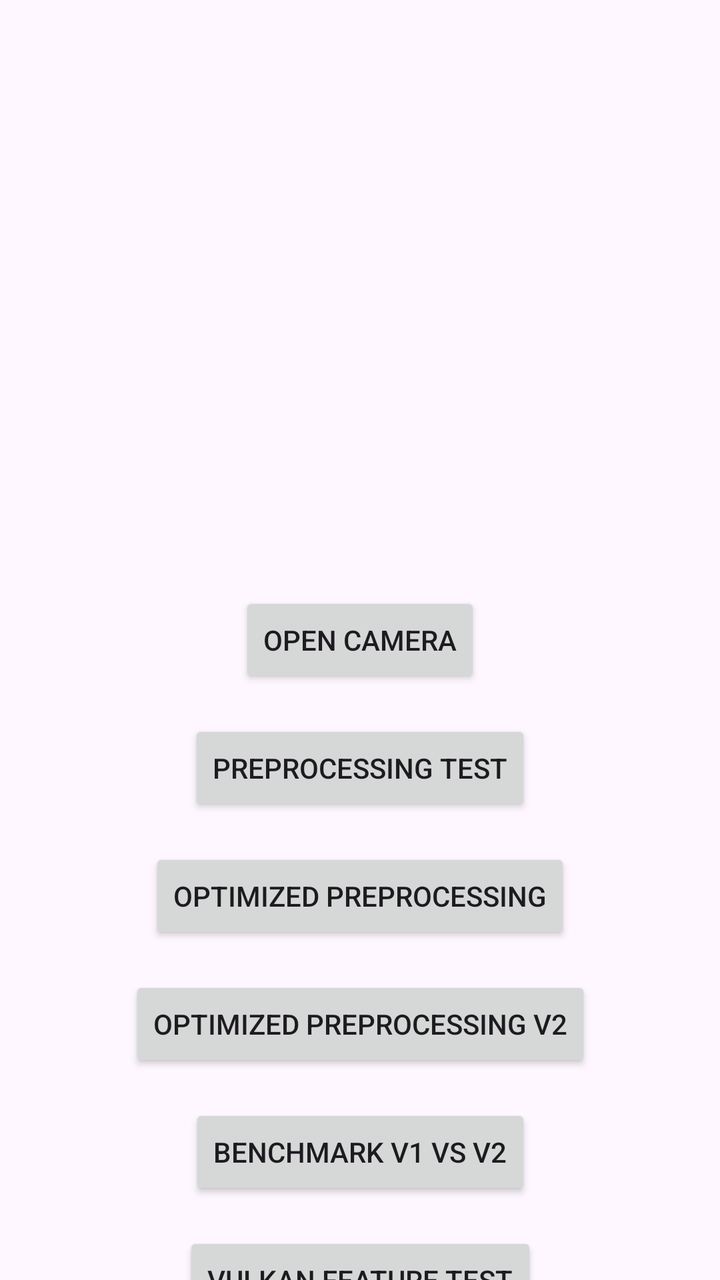
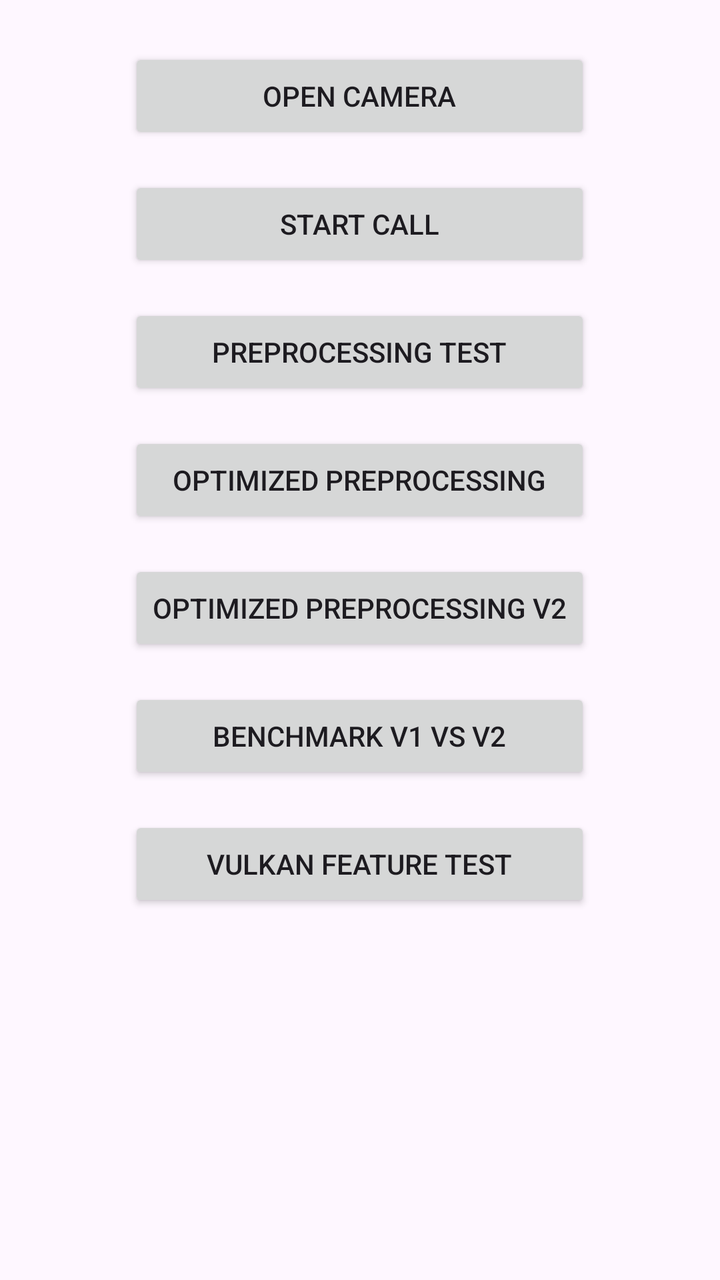

Screens rendered from an Android XML layout before and after an edit, with the pre-edit source and the edit as a unified diff.
<!-- AndroidManifest.xml: application theme Theme.CameraPipelineTest -->
<!-- res/layout/activity_main.xml -->
<?xml version="1.0" encoding="utf-8"?>
<androidx.constraintlayout.widget.ConstraintLayout xmlns:android="http://schemas.android.com/apk/res/android"
    xmlns:app="http://schemas.android.com/apk/res-auto"
    xmlns:tools="http://schemas.android.com/tools"
    android:id="@+id/main"
    android:layout_width="match_parent"
    android:layout_height="match_parent"
    tools:context=".MainActivity">

    <Button
        android:id="@+id/openCamera"
        android:layout_width="wrap_content"
        android:layout_height="wrap_content"
        android:text="Open Camera"
        app:layout_constraintBottom_toBottomOf="parent"
        app:layout_constraintEnd_toEndOf="parent"
        app:layout_constraintStart_toStartOf="parent"
        app:layout_constraintTop_toTopOf="parent" />

    <Button
        android:id="@+id/openPreprocessing"
        android:layout_width="wrap_content"
        android:layout_height="wrap_content"
        android:layout_marginTop="16dp"
        android:text="Preprocessing Test"
        app:layout_constraintEnd_toEndOf="parent"
        app:layout_constraintStart_toStartOf="parent"
        app:layout_constraintTop_toBottomOf="@id/openCamera" />

    <Button
        android:id="@+id/openOptimizedPreprocessing"
        android:layout_width="wrap_content"
        android:layout_height="wrap_content"
        android:layout_marginTop="16dp"
        android:text="Optimized Preprocessing"
        app:layout_constraintEnd_toEndOf="parent"
        app:layout_constraintStart_toStartOf="parent"
        app:layout_constraintTop_toBottomOf="@id/openPreprocessing" />

    <Button
        android:id="@+id/openOptimizedPreprocessing2"
        android:layout_width="wrap_content"
        android:layout_height="wrap_content"
        android:layout_marginTop="16dp"
        android:text="Optimized Preprocessing V2"
        app:layout_constraintEnd_toEndOf="parent"
        app:layout_constraintStart_toStartOf="parent"
        app:layout_constraintTop_toBottomOf="@id/openOptimizedPreprocessing" />

    <Button
        android:id="@+id/openPreprocessingBenchmark"
        android:layout_width="wrap_content"
        android:layout_height="wrap_content"
        android:layout_marginTop="16dp"
        android:text="Benchmark V1 vs V2"
        app:layout_constraintEnd_toEndOf="parent"
        app:layout_constraintStart_toStartOf="parent"
        app:layout_constraintTop_toBottomOf="@id/openOptimizedPreprocessing2" />

    <Button
        android:id="@+id/openVulkanFeatureTest"
        android:layout_width="wrap_content"
        android:layout_height="wrap_content"
        android:layout_marginTop="16dp"
        android:text="Vulkan Feature Test"
        app:layout_constraintEnd_toEndOf="parent"
        app:layout_constraintStart_toStartOf="parent"
        app:layout_constraintTop_toBottomOf="@id/openPreprocessingBenchmark" />
</androidx.constraintlayout.widget.ConstraintLayout>
<!-- resources referenced by this layout -->
<resources>
  <style name="Theme.CameraPipelineTest" parent="Base.Theme.CameraPipelineTest" />
  <style name="Base.Theme.CameraPipelineTest" parent="Theme.Material3.DayNight.NoActionBar">
          
          
      </style>
</resources>

<!-- the commit's change to res/layout/activity_main.xml (unified diff, before → after) -->
@@ -1,69 +1,64 @@
 <?xml version="1.0" encoding="utf-8"?>
-<androidx.constraintlayout.widget.ConstraintLayout xmlns:android="http://schemas.android.com/apk/res/android"
-    xmlns:app="http://schemas.android.com/apk/res-auto"
+<ScrollView xmlns:android="http://schemas.android.com/apk/res/android"
     xmlns:tools="http://schemas.android.com/tools"
     android:id="@+id/main"
     android:layout_width="match_parent"
     android:layout_height="match_parent"
     tools:context=".MainActivity">
 
-    <Button
-        android:id="@+id/openCamera"
+    <LinearLayout
         android:layout_width="wrap_content"
         android:layout_height="wrap_content"
-        android:text="Open Camera"
-        app:layout_constraintBottom_toBottomOf="parent"
-        app:layout_constraintEnd_toEndOf="parent"
-        app:layout_constraintStart_toStartOf="parent"
-        app:layout_constraintTop_toTopOf="parent" />
+        android:layout_gravity="center_horizontal"
+        android:orientation="vertical"
+        android:padding="24dp">
 
-    <Button
-        android:id="@+id/openPreprocessing"
-        android:layout_width="wrap_content"
-        android:layout_height="wrap_content"
-        android:layout_marginTop="16dp"
-        android:text="Preprocessing Test"
-        app:layout_constraintEnd_toEndOf="parent"
-        app:layout_constraintStart_toStartOf="parent"
-        app:layout_constraintTop_toBottomOf="@id/openCamera" />
+        <Button
+            android:id="@+id/openCamera"
+            android:layout_width="match_parent"
+            android:layout_height="wrap_content"
+            android:text="Open Camera" />
 
-    <Button
-        android:id="@+id/openOptimizedPreprocessing"
-        android:layout_width="wrap_content"
-        android:layout_height="wrap_content"
-        android:layout_marginTop="16dp"
-        android:text="Optimized Preprocessing"
-        app:layout_constraintEnd_toEndOf="parent"
-        app:layout_constraintStart_toStartOf="parent"
-        app:layout_constraintTop_toBottomOf="@id/openPreprocessing" />
+        <Button
+            android:id="@+id/startCall"
+            android:layout_width="match_parent"
+            android:layout_height="wrap_content"
+            android:layout_marginTop="16dp"
+            android:text="Start Call" />
 
-    <Button
-        android:id="@+id/openOptimizedPreprocessing2"
-        android:layout_width="wrap_content"
-        android:layout_height="wrap_content"
-        android:layout_marginTop="16dp"
-        android:text="Optimized Preprocessing V2"
-        app:layout_constraintEnd_toEndOf="parent"
-        app:layout_constraintStart_toStartOf="parent"
-        app:layout_constraintTop_toBottomOf="@id/openOptimizedPreprocessing" />
+        <Button
+            android:id="@+id/openPreprocessing"
+            android:layout_width="match_parent"
+            android:layout_height="wrap_content"
+            android:layout_marginTop="16dp"
+            android:text="Preprocessing Test" />
 
-    <Button
-        android:id="@+id/openPreprocessingBenchmark"
-        android:layout_width="wrap_content"
-        android:layout_height="wrap_content"
-        android:layout_marginTop="16dp"
-        android:text="Benchmark V1 vs V2"
-        app:layout_constraintEnd_toEndOf="parent"
-        app:layout_constraintStart_toStartOf="parent"
-        app:layout_constraintTop_toBottomOf="@id/openOptimizedPreprocessing2" />
+        <Button
+            android:id="@+id/openOptimizedPreprocessing"
+            android:layout_width="match_parent"
+            android:layout_height="wrap_content"
+            android:layout_marginTop="16dp"
+            android:text="Optimized Preprocessing" />
 
-    <Button
-        android:id="@+id/openVulkanFeatureTest"
-        android:layout_width="wrap_content"
-        android:layout_height="wrap_content"
-        android:layout_marginTop="16dp"
-        android:text="Vulkan Feature Test"
-        app:layout_constraintEnd_toEndOf="parent"
-        app:layout_constraintStart_toStartOf="parent"
-        app:layout_constraintTop_toBottomOf="@id/openPreprocessingBenchmark" />
-</androidx.constraintlayout.widget.ConstraintLayout>
+        <Button
+            android:id="@+id/openOptimizedPreprocessing2"
+            android:layout_width="match_parent"
+            android:layout_height="wrap_content"
+            android:layout_marginTop="16dp"
+            android:text="Optimized Preprocessing V2" />
+
+        <Button
+            android:id="@+id/openPreprocessingBenchmark"
+            android:layout_width="match_parent"
+            android:layout_height="wrap_content"
+            android:layout_marginTop="16dp"
+            android:text="Benchmark V1 vs V2" />
+
+        <Button
+            android:id="@+id/openVulkanFeatureTest"
+            android:layout_width="match_parent"
+            android:layout_height="wrap_content"
+            android:layout_marginTop="16dp"
+            android:text="Vulkan Feature Test" />
+    </LinearLayout>
+</ScrollView>
